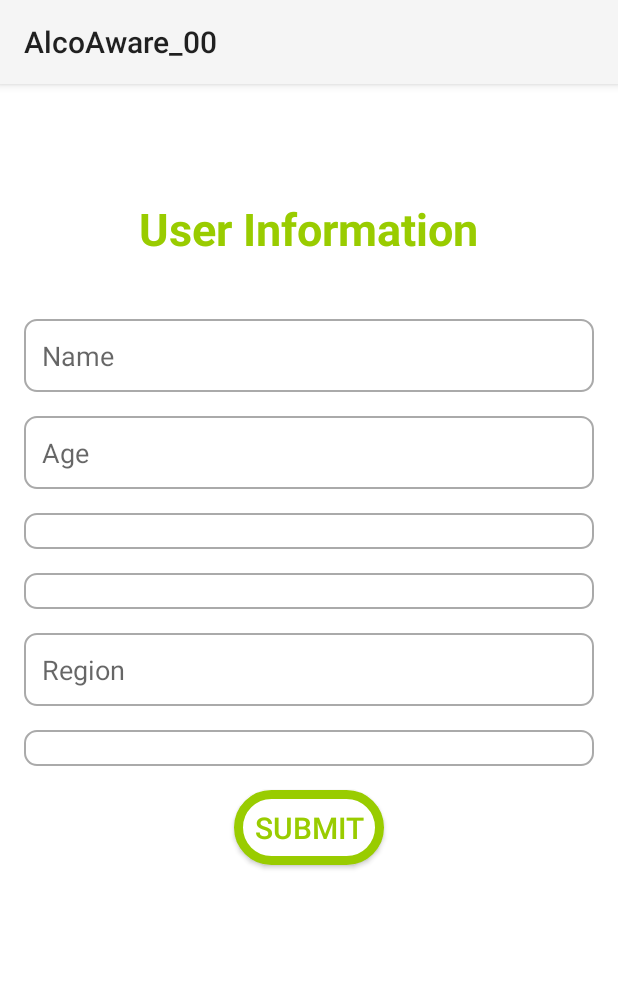
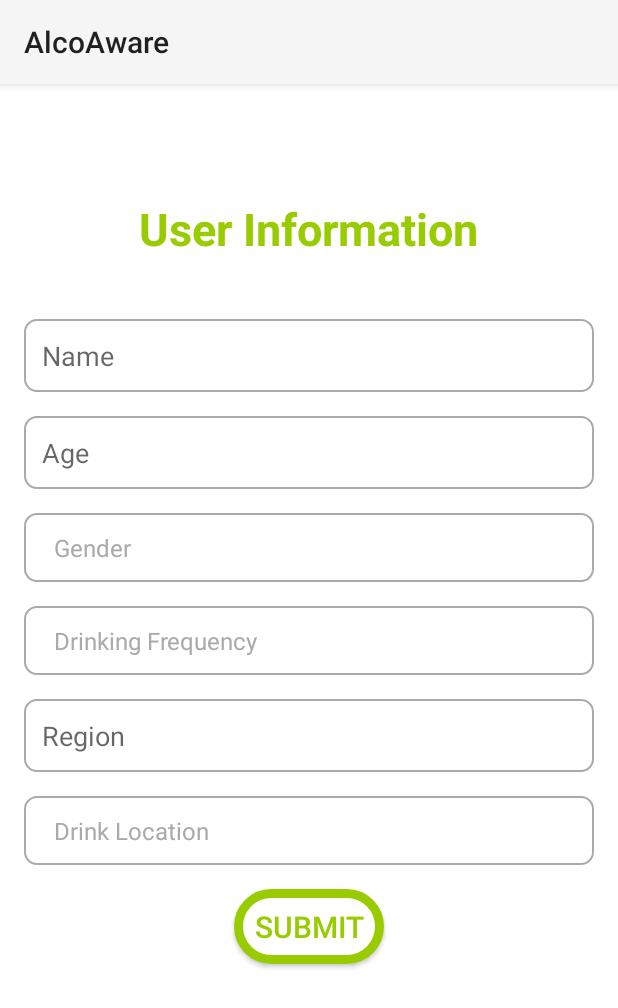
Before and after one commit to lucete171/AlcoAware, an Android app built with Jetpack Compose: the UserInfoActivity screen opened directly, with no data from a screen before it, on a phone screen of 412 x 824 dp. Shown: the top 1008 px of the screen. Run offline under Robolectric (Android 15) with nearby library versions, the phone set to English and light mode, and no system bars.

Commit message:
update string.xml

```diff
--- a/android/app/src/main/java/com/example/alcoaware_00/UserInfoActivity.java
+++ b/android/app/src/main/java/com/example/alcoaware_00/UserInfoActivity.java
@@ -10,7 +10,6 @@ import android.view.View;
 import android.widget.TextView;
 import android.widget.AdapterView;
 import android.widget.Toast;
-import android.graphics.Color;
 
 public class UserInfoActivity extends AppCompatActivity {
     private EditText nameEditText, ageEditText, regionEditText;
@@ -31,9 +30,30 @@ public class UserInfoActivity extends AppCompatActivity {
         submitButton = findViewById(R.id.submit_button);
 
         // Setting up adapters
-        setupSpinner(genderSpinner, R.array.gender_options);
-        setupSpinner(drinkFrequencySpinner, R.array.drink_frequency_options);
-        setupSpinner(drinkLocationSpinner, R.array.drink_location_options);
+        ArrayAdapter<CharSequence> genderAdapter = ArrayAdapter.createFromResource(this,
+                R.array.gender_options, android.R.layout.simple_spinner_item);
+        genderAdapter.setDropDownViewResource(android.R.layout.simple_spinner_dropdown_item);
+        genderSpinner.setAdapter(genderAdapter);
+
+        ArrayAdapter<CharSequence> frequencyAdapter = ArrayAdapter.createFromResource(this,
+                R.array.drink_frequency_options, android.R.layout.simple_spinner_item);
+        frequencyAdapter.setDropDownViewResource(android.R.layout.simple_spinner_dropdown_item);
+        drinkFrequencySpinner.setAdapter(frequencyAdapter);
+
+        ArrayAdapter<CharSequence> locationAdapter = ArrayAdapter.createFromResource(this,
+                R.array.drink_location_options, android.R.layout.simple_spinner_item);
+        locationAdapter.setDropDownViewResource(android.R.layout.simple_spinner_dropdown_item);
+        drinkLocationSpinner.setAdapter(locationAdapter);
+
+        // Set initial selection to the first item (placeholder)
+        setSpinnerToPlaceholder(genderSpinner);
+        setSpinnerToPlaceholder(drinkFrequencySpinner);
+        setSpinnerToPlaceholder(drinkLocationSpinner);
+
+        // Prevent selection of the first item
+        setSpinnerDefaultColor(genderSpinner);
+        setSpinnerDefaultColor(drinkFrequencySpinner);
+        setSpinnerDefaultColor(drinkLocationSpinner);
 
         submitButton.setOnClickListener(v -> {
             // 사용자 정보 저장 로직
@@ -45,39 +65,16 @@ public class UserInfoActivity extends AppCompatActivity {
         });
     }
 
-    private void setupSpinner(Spinner spinner, int arrayResId) {
-        ArrayAdapter<CharSequence> adapter = ArrayAdapter.createFromResource(this,
-                arrayResId, android.R.layout.simple_spinner_item) {
-            @Override
-            public boolean isEnabled(int position) {
-                // 첫 번째 항목 (placeholder)은 선택 불가
-                return position != 0;
-            }
+    private void setSpinnerToPlaceholder(Spinner spinner) {
+        spinner.setSelection(0); // 첫 번째 항목 선택
+    }
 
-            @Override
-            public View getDropDownView(int position, View convertView, ViewGroup parent) {
-                View view = super.getDropDownView(position, convertView, parent);
-                TextView tv = (TextView) view;
-                if (position == 0) {
-                    // Placeholder의 텍스트 색상 변경
-                    tv.setTextColor(Color.GRAY);
-                } else {
-                    tv.setTextColor(Color.BLACK);
-                }
-                return view;
-            }
-        };
-
-        adapter.setDropDownViewResource(android.R.layout.simple_spinner_dropdown_item);
-        spinner.setAdapter(adapter);
-
+    private void setSpinnerDefaultColor(Spinner spinner) {
         spinner.setOnItemSelectedListener(new AdapterView.OnItemSelectedListener() {
             @Override
             public void onItemSelected(AdapterView<?> parent, View view, int position, long id) {
                 if (position == 0) {
                     ((TextView) parent.getChildAt(0)).setTextColor(getResources().getColor(android.R.color.darker_gray));
-                } else {
-                    ((TextView) parent.getChildAt(0)).setTextColor(Color.BLACK);
                 }
             }
 
@@ -85,8 +82,5 @@ public class UserInfoActivity extends AppCompatActivity {
             public void onNothingSelected(AdapterView<?> parent) {
             }
         });
-
-        // Set initial selection to the first item (placeholder)
-        spinner.setSelection(0);
     }
 }
--- a/android/app/src/main/res/layout/activity_record.xml
+++ b/android/app/src/main/res/layout/activity_record.xml
@@ -8,7 +8,7 @@
     android:background="@android:color/white">
 
     <TextView
-        android:text="AlcoAware"
+        android:text="@string/app_name"
         android:layout_width="wrap_content"
         android:layout_height="wrap_content"
         android:layout_centerHorizontal="true"
@@ -20,7 +20,7 @@
 
     <Button
         android:id="@+id/record_button"
-        android:text="Start"
+        android:text="@string/btn_start_text"
         android:layout_width="300dp"
         android:layout_height="300dp"
         android:layout_centerInParent="true"
@@ -31,7 +31,7 @@
 
     <TextView
         android:id="@+id/status_text"
-        android:text="Status: Not Recording"
+        android:text="@string/status_off"
         android:layout_width="wrap_content"
         android:layout_height="wrap_content"
         android:layout_centerHorizontal="true"
--- a/android/app/src/main/res/layout/activity_sign_up.xml
+++ b/android/app/src/main/res/layout/activity_sign_up.xml
@@ -73,7 +73,7 @@
 
     <TextView
         android:id="@+id/textViewLogin"
-        android:text="Already have an account? Login here"
+        android:text="@string/recommend_login"
         android:layout_width="wrap_content"
         android:layout_height="wrap_content"
         android:layout_below="@id/sign_up_button"
--- a/android/app/src/main/res/layout/activity_user_info.xml
+++ b/android/app/src/main/res/layout/activity_user_info.xml
@@ -14,7 +14,7 @@
 
         <TextView
             android:id="@+id/appTitle"
-            android:text="User Information"
+            android:text="@string/user_info_text"
             android:layout_width="wrap_content"
             android:layout_height="wrap_content"
             android:textSize="30sp"
@@ -26,7 +26,7 @@
 
         <EditText
             android:id="@+id/name"
-            android:hint="Name"
+            android:hint="@string/name"
             android:layout_width="match_parent"
             android:layout_height="wrap_content"
             android:padding="12dp"
@@ -37,7 +37,7 @@
 
         <EditText
             android:id="@+id/age"
-            android:hint="Age"
+            android:hint="@string/age"
             android:layout_width="match_parent"
             android:layout_height="wrap_content"
             android:inputType="number"
@@ -69,7 +69,7 @@
 
         <EditText
             android:id="@+id/region"
-            android:hint="Region"
+            android:hint="@string/region"
             android:layout_width="match_parent"
             android:layout_height="wrap_content"
             android:padding="12dp"
@@ -92,7 +92,7 @@
 
     <Button
         android:id="@+id/submit_button"
-        android:text="Submit"
+        android:text="@string/submit_text"
         android:layout_width="100dp"
         android:layout_height="50dp"
         android:layout_marginBottom="24dp"
--- a/android/app/src/main/res/values/strings.xml
+++ b/android/app/src/main/res/values/strings.xml
@@ -1,3 +1,32 @@
 <resources>
-    <string name="app_name">AlcoAware_00</string>
+    <string name="app_name">AlcoAware</string>
+    <!--Login-->
+    <string name="welcome_message">Welcome to AlcoAware!</string>
+    <string name="email">Email</string>
+    <string name="password">Password</string>
+    <string name="login">Login</string>
+    <string name="register_question">Don't have an account? Register now!</string>
+
+    <!--SignUp-->
+    <string name="recommend_login">Already have an account? Login here</string>
+
+
+    <!--main-->
+    <string name="previous">Previous Month</string>
+    <string name="next">Next Month</string>
+    <string name="selected_date">Selected Date</string>
+    <string name="record_btn_text">Record Page</string>
+
+    <!--record-->
+    <string name="btn_start_text">Start</string>
+    <string name="status_off">Status: Not Recording</string>
+    <string name="status_on">Status: Recording</string>
+
+    <!--user info-->
+    <string name="user_info_text">User Information</string>
+    <string name="name">Name</string>
+    <string name="age">Age</string>
+    <string name="region">Region</string>
+    <string name="submit_text">Submit</string>
+
 </resources>
```
Also changed, not shown: android/app/src/main/res/layout/activity_login.xml (+5 -5 lines), android/app/src/main/res/layout/activity_main.xml (+4 -4 lines).
